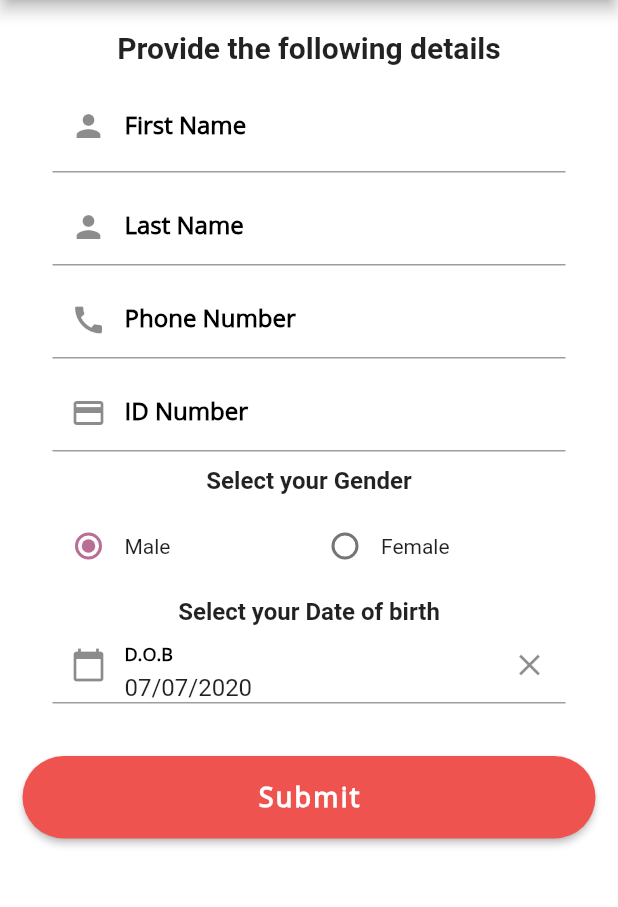
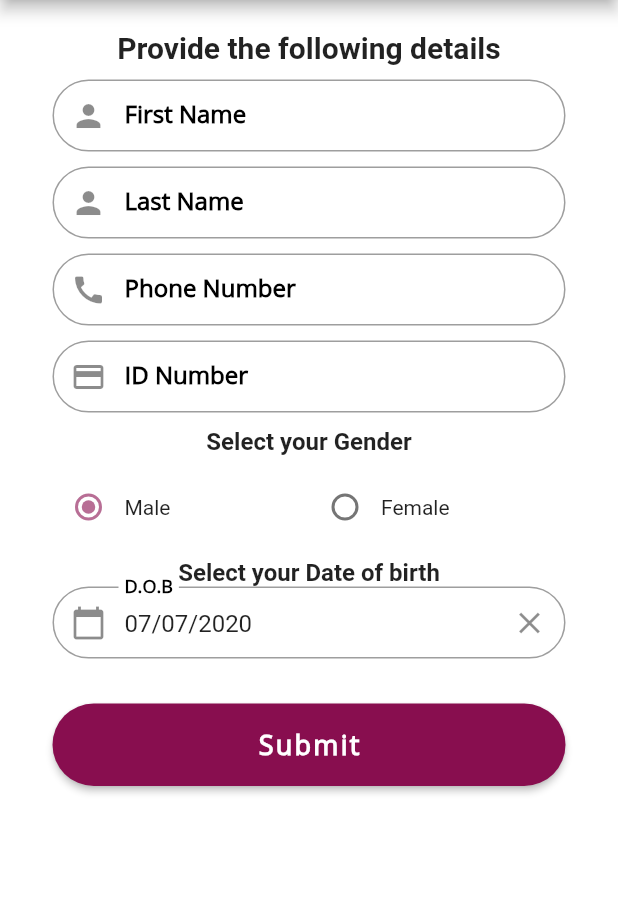
Before and after one commit to thenyakamau/eKonnect, a Flutter app: the LoginPage screen opened by its route, on a phone screen of 412 x 824 dp, the part 84-991 px from its top. Run offline on Flutter 3.47's test engine with Material 2 defaults, Android fonts, the phone set to English and light mode, and no system bars; drawn by our look-alikes of datetime_picker_formfield; our stand-ins replace bloc, chopper, dartz, data_connection_checker, equatable, flutter_bloc and 8 more; missing offline and left inert: fancy_on_boarding, geocoder; accounts and stored records are empty; generated files the repository leaves out were written again; project files that could hold a hidden picture were left out.

Commit message:
updated visuals

```diff
--- a/lib/features/presentation/pages/LoginBody.dart
+++ b/lib/features/presentation/pages/LoginBody.dart
@@ -59,10 +59,12 @@ class _LoginBodyState extends State<LoginBody> {
             initialValue: widget.f_name,
             decoration: InputDecoration(
               labelText: "First Name",
+              contentPadding: EdgeInsets.only(top: 14.0),
               labelStyle: kLabelStyle,
               prefixIcon: Icon(
                 Icons.person,
               ),
+              border: OutlineInputBorder(borderRadius: BorderRadius.circular(25.0)),
               hintText: 'Enter your first name',
               hintStyle: kHintTextStyle,
             ),
@@ -85,6 +87,7 @@ class _LoginBodyState extends State<LoginBody> {
               prefixIcon: Icon(
                 Icons.person,
               ),
+              border: OutlineInputBorder(borderRadius: BorderRadius.circular(25.0)),
               hintText: 'Enter your last name',
               hintStyle: kHintTextStyle,
             ),
@@ -107,6 +110,7 @@ class _LoginBodyState extends State<LoginBody> {
               prefixIcon: Icon(
                 Icons.call,
               ),
+              border: OutlineInputBorder(borderRadius: BorderRadius.circular(25.0)),
               hintText: 'Enter your phone number',
               hintStyle: kHintTextStyle,
             ),
@@ -130,6 +134,7 @@ class _LoginBodyState extends State<LoginBody> {
               prefixIcon: Icon(
                 Icons.credit_card,
               ),
+              border: OutlineInputBorder(borderRadius: BorderRadius.circular(25.0)),
               hintText: 'Enter your id',
               hintStyle: kHintTextStyle,
             ),
@@ -209,6 +214,7 @@ class _LoginBodyState extends State<LoginBody> {
               prefixIcon: Icon(
                 Icons.calendar_today,
               ),
+              border: OutlineInputBorder(borderRadius: BorderRadius.circular(25.0)),
               hintText: 'Enter your date of birth',
               hintStyle: kHintTextStyle,
             ),
--- a/lib/features/presentation/widgets/login_widgets/login_controller.dart
+++ b/lib/features/presentation/widgets/login_widgets/login_controller.dart
@@ -10,7 +10,7 @@ class LoginButton extends StatelessWidget {
   @override
   Widget build(BuildContext context) {
     return Container(
-      padding: EdgeInsets.symmetric(vertical: 25.0),
+      padding: EdgeInsets.symmetric(vertical: 20.0, horizontal: 20.0),
       width: double.infinity,
       child: RaisedButton(
         onPressed: press,
@@ -18,7 +18,7 @@ class LoginButton extends StatelessWidget {
         shape: RoundedRectangleBorder(
           borderRadius: BorderRadius.circular(30.0),
         ),
-        color: Colors.red[400],
+        color: Color.fromRGBO(136, 14, 79, 1),
         child: Text(
           title,
           style: TextStyle(
--- a/lib/injection_container.dart
+++ b/lib/injection_container.dart
@@ -1,5 +1,4 @@
 import 'package:data_connection_checker/data_connection_checker.dart';
-import 'package:eKonnect/features/domain/usecases/ServiceOn.dart';
 import 'package:flutter_bluetooth_serial/flutter_bluetooth_serial.dart';
 import 'package:get_it/get_it.dart';
 import 'package:location/location.dart';
@@ -30,6 +29,7 @@ import 'features/domain/usecases/GetUserProfile.dart';
 import 'features/domain/usecases/GetUuid.dart';
 import 'features/domain/usecases/LoginUser.dart';
 import 'features/domain/usecases/SaveInteraction.dart';
+import 'features/domain/usecases/ServiceOn.dart';
 import 'features/domain/usecases/TurnOnBlueTooth.dart';
 import 'features/presentation/bloc/dashboarddata/dashboarddata_bloc.dart';
 import 'features/presentation/bloc/homepagebloc/homepage_bloc.dart';
```
Also changed, not shown: lib/features/presentation/pages/IntroStatePage.dart (+11 -4 lines), lib/features/presentation/pages/TermsAndConditions.dart (+35 -12 lines), pubspec.yaml (+12 -10 lines), pubspec.lock, 1 other file.
